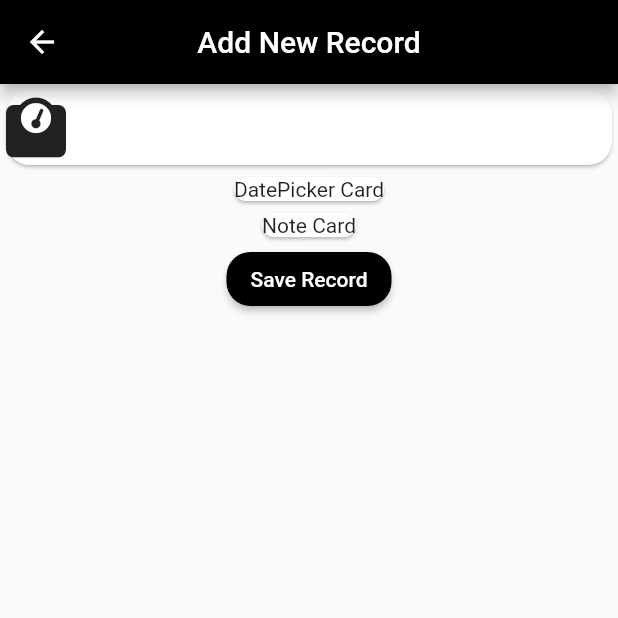
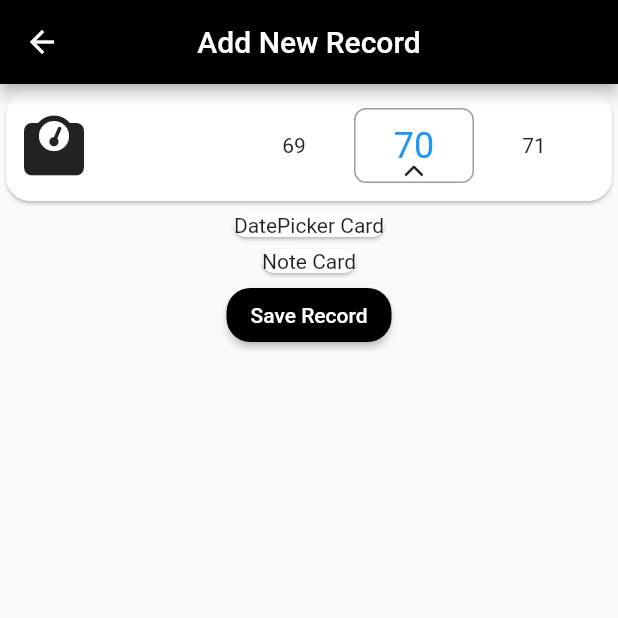
Before and after one commit to jwill4455/Flutter-with-Getx, a Flutter app: the AddRecordView screen opened directly, on a phone screen of 412 x 824 dp, the top half of it. Run offline on Flutter 3.47's test engine with Material 2 defaults, Android fonts, the phone set to English and light mode, and no system bars; drawn by our look-alikes of numberpicker; our stand-ins replace animated_bottom_navigation_bar, font_awesome_flutter, freezed_annotation, get.

Commit message:
Set position and size of number picker

```diff
--- a/lib/views/add_record.dart
+++ b/lib/views/add_record.dart
@@ -10,7 +10,7 @@ class AddRecordView extends StatefulWidget {
 }
 
 class _AddRecordViewState extends State<AddRecordView> {
-  int _selectedValue = 0;
+  int _selectedValue = 70;
 
   @override
   Widget build(BuildContext context) {
@@ -24,13 +24,23 @@ class _AddRecordViewState extends State<AddRecordView> {
           Card(
               shape: RoundedRectangleBorder(
                   borderRadius: BorderRadius.circular(16)),
+              child: Padding(
+                padding: const EdgeInsets.all(12.0),
                 child: Row(
+                  mainAxisAlignment: MainAxisAlignment.spaceBetween,
                   children: [
                     const Icon(
                       FontAwesomeIcons.weightScale,
                       size: 40,
                     ),
+                    Stack(
+                      alignment: Alignment.bottomCenter,
+                      children: [
                         NumberPicker(
+                          itemCount: 3,
+                          itemWidth: 80,
+                          itemHeight: 50,
+                          step: 1,
                           axis: Axis.horizontal,
                           minValue: 40,
                           maxValue: 130,
@@ -40,8 +50,16 @@ class _AddRecordViewState extends State<AddRecordView> {
                               _selectedValue = value;
                             });
                           },
+                          decoration: BoxDecoration(
+                            borderRadius: BorderRadius.circular(8),
+                            border: Border.all(color: Colors.grey),
+                          ),
+                        ),
+                         const Icon(FontAwesomeIcons.chevronUp, size: 14)
+                      ],
                     )
                   ],
+                ),
               )),
           Card(
             shape:
```
Lines whose indentation alone changed are shown as unchanged.
